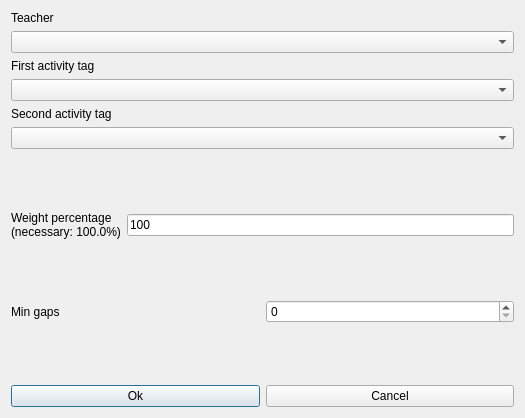
Old version of the form fet/src/interface/modifyconstraintteachermingapsbetweenorderedpairofactivitytagsform_template.ui in the repository vonmecheln/fet.
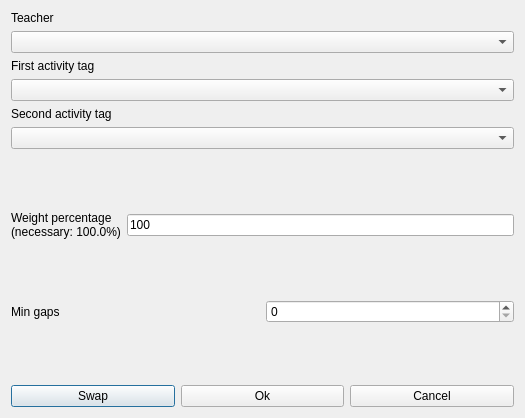
New version of the form.

```diff
--- a/fet/src/interface/modifyconstraintteachermingapsbetweenorderedpairofactivitytagsform_template.ui
+++ b/fet/src/interface/modifyconstraintteachermingapsbetweenorderedpairofactivitytagsform_template.ui
@@ -200,6 +200,13 @@
    </item>
    <item>
     <layout class="QHBoxLayout">
+     <item>
+      <widget class="QPushButton" name="swapPushButton">
+       <property name="text">
+        <string comment="Interchange (swap) the two selected activity tags in the dialog">Swap</string>
+       </property>
+      </widget>
+     </item>
      <item>
       <widget class="QPushButton" name="okPushButton">
        <property name="text">
```
